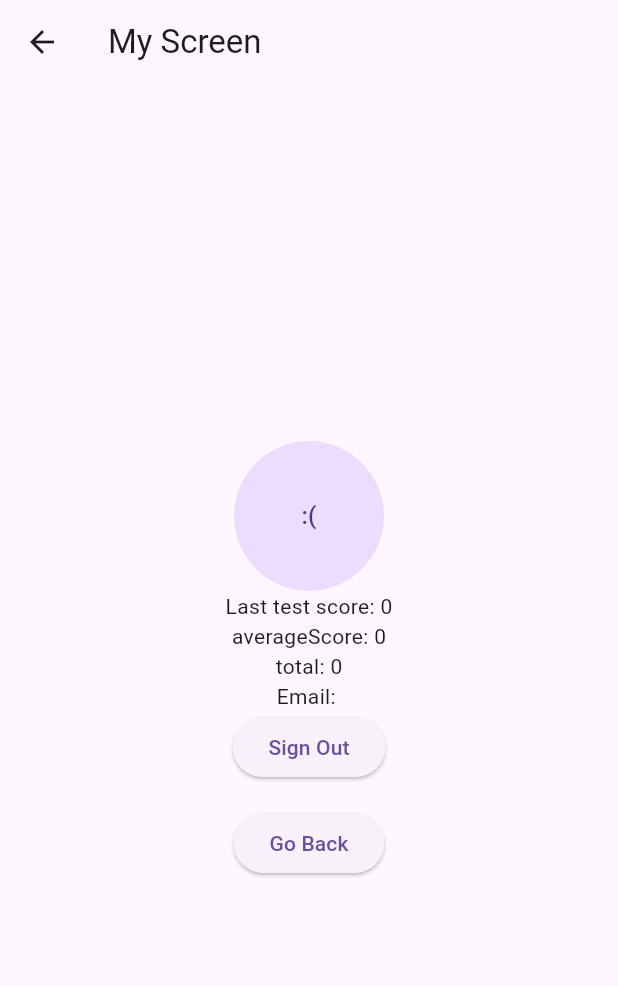
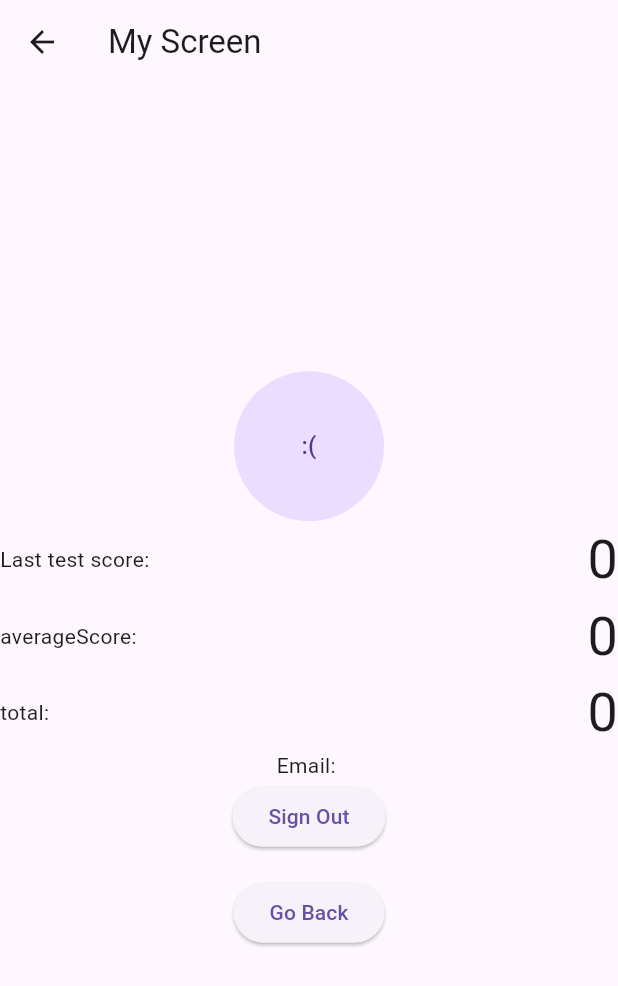
Before and after one commit to DashDaSmash/Learn.py, a Flutter app: the ProfileScreen screen opened by its route, on a phone screen of 412 x 824 dp. Shown: the top 986 px of the screen. Run offline on Flutter 3.47's test engine with Material 3 defaults, Android fonts, the phone set to English and light mode, and no system bars; drawn by our look-alikes of countup; our stand-ins replace cloud_firestore, email_validator, firebase_auth, firebase_core, firebase_storage, get and 4 more; missing offline and left inert: bottom_sheet; accounts and stored records are empty.

Commit message:
1.0.191
#miniupdate
+ added counting up animation when showing quizscores

```diff
--- a/lib/Screens/ProfileScreen.dart
+++ b/lib/Screens/ProfileScreen.dart
@@ -7,6 +7,7 @@ import 'package:learn_py/main.dart';
 import 'package:cloud_firestore/cloud_firestore.dart';
 import 'package:firebase_storage/firebase_storage.dart';
 import 'package:image_picker/image_picker.dart';
+import 'package:countup/countup.dart';
 
 class ProfileScreen extends StatefulWidget {
   @override
@@ -89,9 +90,48 @@ class _ProfileScreenState extends State<ProfileScreen> {
                           ? Image.network(imageUrl)
                           : Text(':(')),
             ),
-            Text('Last test score: $lastTestScore'),
-            Text('averageScore: $averageScore'),
-            Text('total: $userTotalScore'),
+            Row(
+              mainAxisAlignment: MainAxisAlignment.spaceBetween,
+              children: [
+                Text('Last test score: '),
+                Countup(
+                  begin: 0,
+                  end: lastTestScore.toDouble(),
+                  duration: Duration(seconds: 1),
+                  separator: ',',
+                  style: TextStyle(
+                    fontSize: 36,
+                  ),
+                ),
+              ],
+            ),
+            Row(mainAxisAlignment: MainAxisAlignment.spaceBetween, children: [
+              Text('averageScore: '),
+              Countup(
+                begin: 0,
+                end: averageScore.toDouble(),
+                duration: Duration(seconds: 1),
+                separator: ',',
+                style: TextStyle(
+                  fontSize: 36,
+                ),
+              ),
+            ]),
+            Row(
+              mainAxisAlignment: MainAxisAlignment.spaceBetween,
+              children: [
+                Text('total: '),
+                Countup(
+                  begin: 0,
+                  end: userTotalScore.toDouble(),
+                  duration: Duration(seconds: 1),
+                  separator: ',',
+                  style: TextStyle(
+                    fontSize: 36,
+                  ),
+                ),
+              ],
+            ),
             Text('Email: $userEmail'),
             ElevatedButton(
               onPressed: () {
--- a/lib/Screens/QuizGradingScreen.dart
+++ b/lib/Screens/QuizGradingScreen.dart
@@ -1,3 +1,4 @@
+import 'package:countup/countup.dart';
 import 'package:flutter/material.dart';
 import 'package:cloud_firestore/cloud_firestore.dart';
 import 'package:learn_py/main.dart';
@@ -48,9 +49,16 @@ class _QuizGradingScreenState extends State<QuizGradingScreen> {
     updateQuizScore();
     return Scaffold(
       body: Center(
-        // TODO: Make sure to display the updated quiz score
-        child: Text('${widget.score}'),
-      ),
+          // TODO: Make sure to display the updated quiz score
+          child: Countup(
+        begin: 0,
+        end: widget.score.toDouble(),
+        duration: Duration(seconds: 2),
+        separator: ',',
+        style: TextStyle(
+          fontSize: 36,
+        ),
+      )),
     );
   }
 }
--- a/pubspec.yaml
+++ b/pubspec.yaml
@@ -44,6 +44,7 @@ dependencies:
   percent_indicator: ^4.0.1
   http: ^1.2.1
   image_picker: ^1.1.2
+  countup: ^0.1.4
 
 
 dev_dependencies:
```
Also changed, not shown: pubspec.lock.
